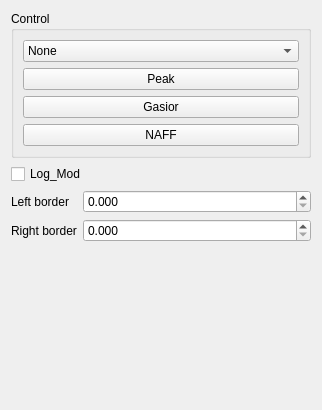
Snake9889/FreqMeasure, file ControlWidget.ui: the form before one commit.
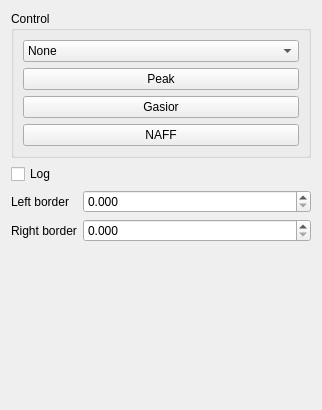
The form after the commit.

What changed in the file:
```diff
--- a/ControlWidget.ui
+++ b/ControlWidget.ui
@@ -89,7 +89,7 @@
      <item>
       <widget class="QCheckBox" name="log_mod">
        <property name="text">
-        <string>Log_Mod</string>
+        <string>Log</string>
        </property>
       </widget>
      </item>
```
